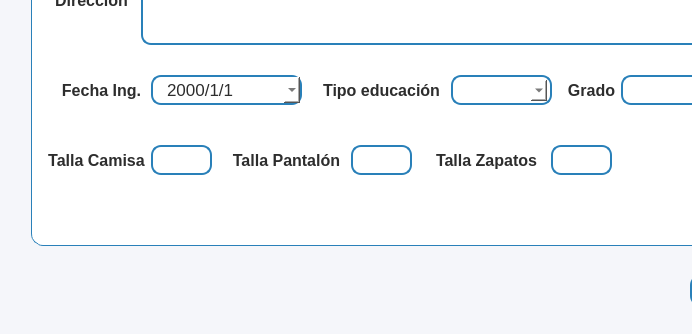
The window that resources/ui/registro_estu.ui (Proyecto-Uptjaa/Proyecto_SIRA) describes before a commit, drawn with Qt 5; both pictures show x 0 to 692 and y 266 to 600 of the 1000 by 600 pixel window.
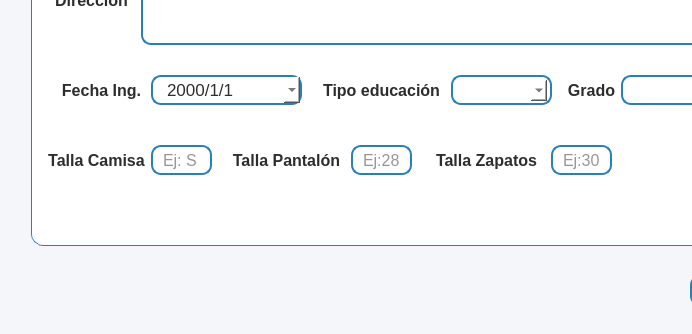
The same window after the commit. The open tabs and pages were chosen to show the change. Icons and pictures are not drawn.

```diff
--- a/resources/ui/registro_estu.ui
+++ b/resources/ui/registro_estu.ui
@@ -890,7 +890,7 @@
            <property name="font">
             <font>
              <family>Segoe UI</family>
-             <pointsize>13</pointsize>
+             <pointsize>12</pointsize>
             </font>
            </property>
            <property name="focusPolicy">
@@ -914,7 +914,7 @@
             <set>Qt::AlignmentFlag::AlignLeading|Qt::AlignmentFlag::AlignLeft|Qt::AlignmentFlag::AlignVCenter</set>
            </property>
            <property name="placeholderText">
-            <string/>
+            <string>Ej: S</string>
            </property>
           </widget>
           <widget class="QLabel" name="label_44">
@@ -979,7 +979,7 @@
            <property name="font">
             <font>
              <family>Segoe UI</family>
-             <pointsize>13</pointsize>
+             <pointsize>12</pointsize>
             </font>
            </property>
            <property name="focusPolicy">
@@ -1003,7 +1003,7 @@
             <set>Qt::AlignmentFlag::AlignLeading|Qt::AlignmentFlag::AlignLeft|Qt::AlignmentFlag::AlignVCenter</set>
            </property>
            <property name="placeholderText">
-            <string/>
+            <string>Ej:28</string>
            </property>
           </widget>
           <widget class="QLineEdit" name="lneTallaZ_reg_estu">
@@ -1030,7 +1030,7 @@
            <property name="font">
             <font>
              <family>Segoe UI</family>
-             <pointsize>13</pointsize>
+             <pointsize>12</pointsize>
             </font>
            </property>
            <property name="focusPolicy">
@@ -1054,7 +1054,7 @@
             <set>Qt::AlignmentFlag::AlignLeading|Qt::AlignmentFlag::AlignLeft|Qt::AlignmentFlag::AlignVCenter</set>
            </property>
            <property name="placeholderText">
-            <string/>
+            <string>Ej:30</string>
            </property>
           </widget>
           <widget class="QLabel" name="label_49">
```
Left out of the diff: 43 changed lines with no effect on the pictures.
